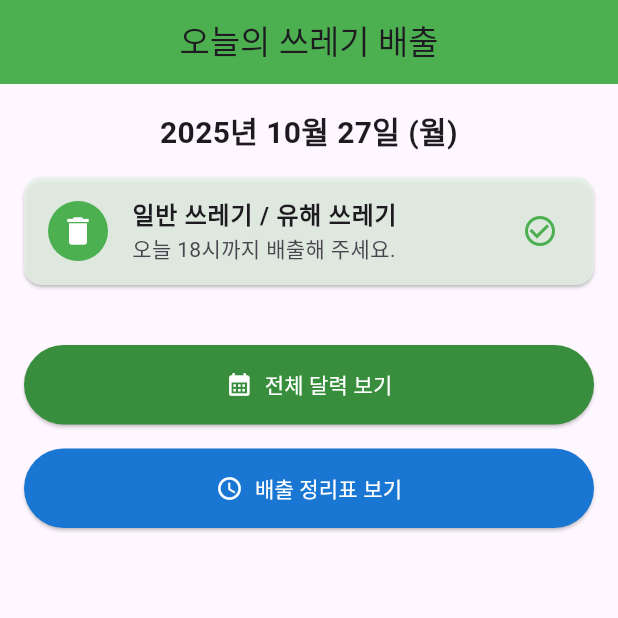
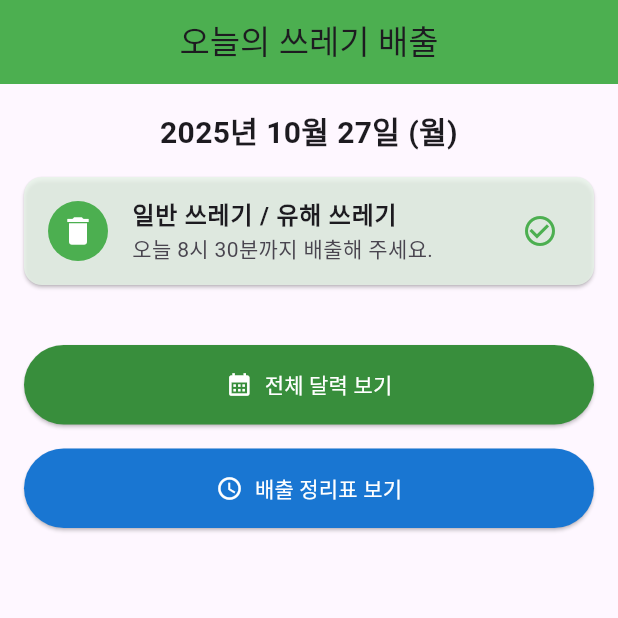
Before and after one commit to dnd0423/recycle-myhome, a Flutter app: the screen it shows after launch, on a phone screen of 412 x 824 dp, the top half of it. Run offline on Flutter 3.47's test engine with Material 3 defaults, Android fonts, the phone set to English and light mode, and no system bars; our stand-ins replace firebase_core, firebase_crashlytics, flutter_riverpod, table_calendar; accounts and stored records are empty.

Commit message:
쓰레기 배출 시간 수정

```diff
--- a/lib/widgets/garbage_list_card..dart
+++ b/lib/widgets/garbage_list_card..dart
@@ -57,7 +57,7 @@ class GarbageListCard extends StatelessWidget {
           type,
           style: const TextStyle(fontWeight: FontWeight.bold),
         ),
-        subtitle: const Text('오늘 18시까지 배출해 주세요.'),
+        subtitle: const Text('오늘 8시 30분까지 배출해 주세요.'),
         trailing: const Icon(Icons.check_circle_outline, color: Colors.green),
       ),
     );
```
